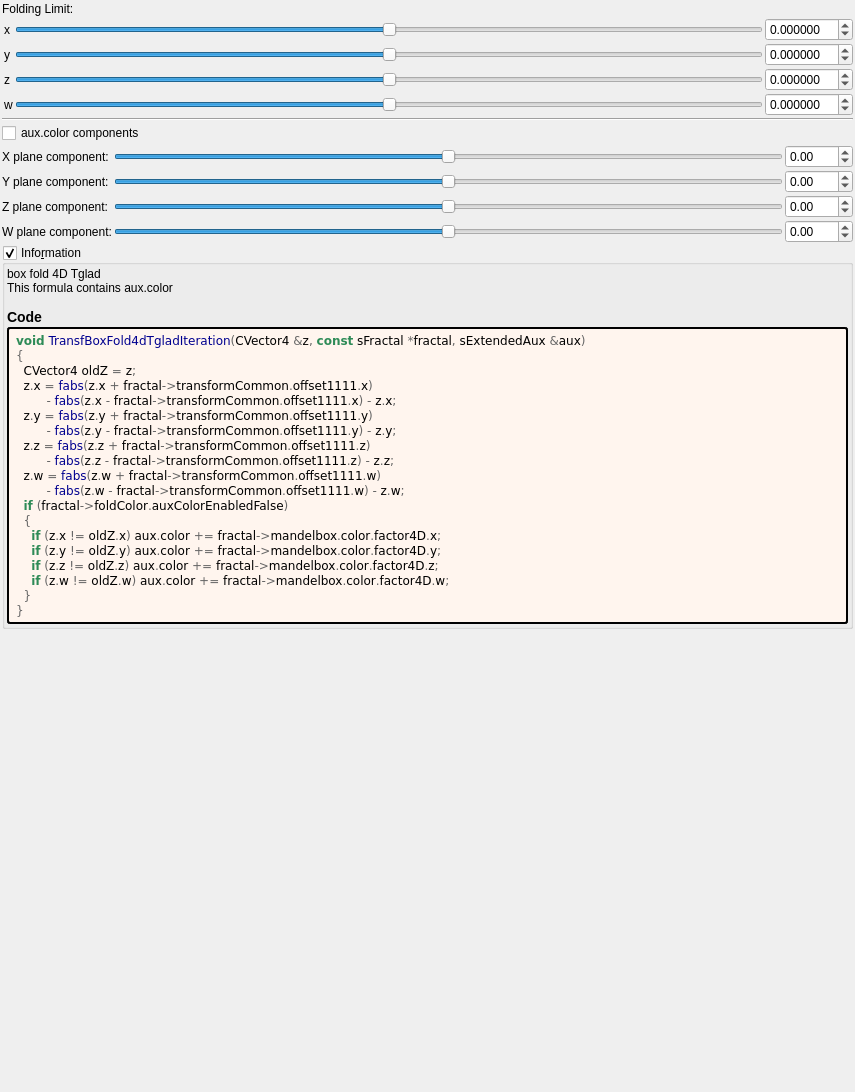
Old version of the form mandelbulber2/formula/ui/fractal_transf_box_fold4d_tglad.ui in the repository buddhi1980/mandelbulber2.
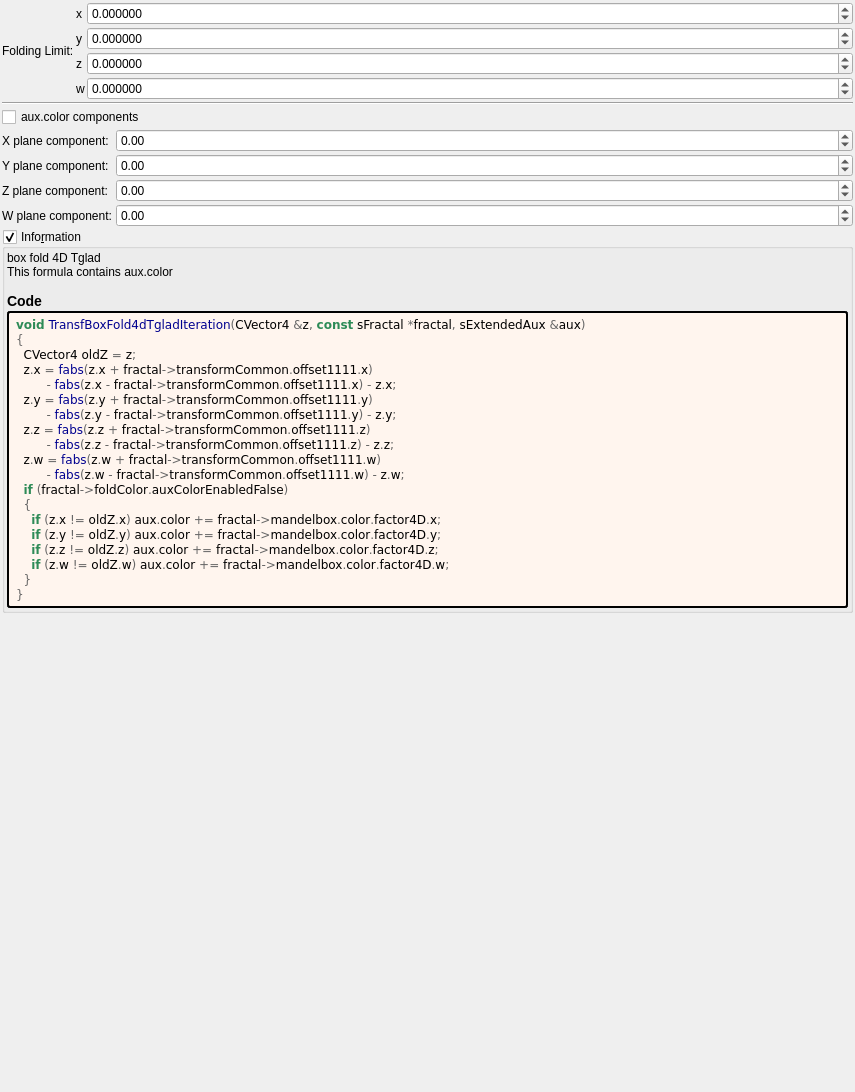
New version of the form. Custom widgets are drawn as their Qt base class.

Commit message: Cleaned up 18 UIs for fractal transforms

Patch:
```diff
--- a/mandelbulber2/formula/ui/fractal_transf_box_fold4d_tglad.ui
+++ b/mandelbulber2/formula/ui/fractal_transf_box_fold4d_tglad.ui
@@ -30,84 +30,12 @@
     <number>2</number>
    </property>
    <item>
-    <layout class="QGridLayout" name="gridLayout_64">
+    <layout class="QGridLayout" name="gridLayout_64" columnstretch="0,0,0,1">
      <property name="spacing">
       <number>2</number>
      </property>
-     <item row="6" column="3">
-      <widget class="QSlider" name="slider4_transf_offset_1111_w">
-       <property name="sizePolicy">
-        <sizepolicy hsizetype="Expanding" vsizetype="Maximum">
-         <horstretch>0</horstretch>
-         <verstretch>0</verstretch>
-        </sizepolicy>
-       </property>
-       <property name="minimum">
-        <number>-5000000</number>
-       </property>
-       <property name="maximum">
-        <number>5000000</number>
-       </property>
-       <property name="singleStep">
-        <number>1</number>
-       </property>
-       <property name="orientation">
-        <enum>Qt::Horizontal</enum>
-       </property>
-      </widget>
-     </item>
-     <item row="6" column="4">
-      <widget class="MyDoubleSpinBox" name="spinbox4_transf_offset_1111_w">
-       <property name="sizePolicy">
-        <sizepolicy hsizetype="Minimum" vsizetype="Maximum">
-         <horstretch>0</horstretch>
-         <verstretch>0</verstretch>
-        </sizepolicy>
-       </property>
-       <property name="prefix">
-        <string/>
-       </property>
-       <property name="suffix">
-        <string/>
-       </property>
-       <property name="decimals">
-        <number>6</number>
-       </property>
-       <property name="minimum">
-        <double>-99.989999999999995</double>
-       </property>
-       <property name="maximum">
-        <double>99.989999999999995</double>
-       </property>
-       <property name="singleStep">
-        <double>0.100000000000000</double>
-       </property>
-      </widget>
-     </item>
-     <item row="5" column="3">
-      <widget class="QSlider" name="slider4_transf_offset_1111_z">
-       <property name="sizePolicy">
-        <sizepolicy hsizetype="Expanding" vsizetype="Maximum">
-         <horstretch>0</horstretch>
-         <verstretch>0</verstretch>
-        </sizepolicy>
-       </property>
-       <property name="minimum">
-        <number>-5000000</number>
-       </property>
-       <property name="maximum">
-        <number>5000000</number>
-       </property>
-       <property name="singleStep">
-        <number>1</number>
-       </property>
-       <property name="orientation">
-        <enum>Qt::Horizontal</enum>
-       </property>
-      </widget>
-     </item>
-     <item row="3" column="4">
-      <widget class="MyDoubleSpinBox" name="spinbox4_transf_offset_1111_x">
+     <item row="1" column="3">
+      <widget class="MyDoubleSpinBox" name="spinbox4_transf_offset_1111_y">
        <property name="sizePolicy">
         <sizepolicy hsizetype="Minimum" vsizetype="Maximum">
          <horstretch>0</horstretch>
@@ -135,13 +63,20 @@
       </widget>
      </item>
      <item row="3" column="2">
-      <widget class="QLabel" name="label_118">
+      <widget class="QLabel" name="label_117">
        <property name="text">
-        <string notr="true">x</string>
+        <string notr="true">w</string>
        </property>
       </widget>
      </item>
-     <item row="5" column="2">
+     <item row="0" column="1" rowspan="4">
+      <widget class="QLabel" name="label_95">
+       <property name="text">
+        <string>Folding Limit:</string>
+       </property>
+      </widget>
+     </item>
+     <item row="2" column="2">
       <widget class="QLabel" name="label_119">
        <property name="text">
         <string notr="true">z</string>
@@ -149,133 +84,103 @@
       </widget>
      </item>
      <item row="3" column="3">
-      <widget class="QSlider" name="slider4_transf_offset_1111_x">
+      <widget class="MyDoubleSpinBox" name="spinbox4_transf_offset_1111_w">
        <property name="sizePolicy">
-        <sizepolicy hsizetype="Preferred" vsizetype="Preferred">
+        <sizepolicy hsizetype="Minimum" vsizetype="Maximum">
          <horstretch>0</horstretch>
          <verstretch>0</verstretch>
         </sizepolicy>
        </property>
+       <property name="prefix">
+        <string/>
+       </property>
+       <property name="suffix">
+        <string/>
+       </property>
+       <property name="decimals">
+        <number>6</number>
+       </property>
        <property name="minimum">
-        <number>-5000000</number>
+        <double>-99.989999999999995</double>
        </property>
        <property name="maximum">
-        <number>5000000</number>
+        <double>99.989999999999995</double>
        </property>
        <property name="singleStep">
         <number>1</number>
        </property>
-       <property name="orientation">
-        <enum>Qt::Horizontal</enum>
+      </widget>
+     </item>
+     <item row="0" column="2">
+      <widget class="QLabel" name="label_118">
+       <property name="text">
+        <string notr="true">x</string>
        </property>
       </widget>
      </item>
-     <item row="1" column="1" colspan="4">
-      <layout class="QGridLayout" name="gridLayout_75">
-       <property name="spacing">
-        <number>2</number>
+     <item row="2" column="3">
+      <widget class="MyDoubleSpinBox" name="spinbox4_transf_offset_1111_z">
+       <property name="sizePolicy">
+        <sizepolicy hsizetype="Minimum" vsizetype="Maximum">
+         <horstretch>0</horstretch>
+         <verstretch>0</verstretch>
+        </sizepolicy>
        </property>
-       <item row="0" column="0">
-        <widget class="QLabel" name="label_95">
-         <property name="text">
-          <string>Folding Limit:</string>
-         </property>
-        </widget>
-       </item>
-      </layout>
+       <property name="prefix">
+        <string/>
+       </property>
+       <property name="suffix">
+        <string/>
+       </property>
+       <property name="decimals">
+        <number>6</number>
+       </property>
+       <property name="minimum">
+        <double>-99.989999999999995</double>
+       </property>
+       <property name="maximum">
+        <double>99.989999999999995</double>
+       </property>
+       <property name="singleStep">
+        <double>0.100000000000000</double>
+       </property>
+      </widget>
      </item>
-     <item row="4" column="2">
+     <item row="0" column="3">
+      <widget class="MyDoubleSpinBox" name="spinbox4_transf_offset_1111_x">
+       <property name="sizePolicy">
+        <sizepolicy hsizetype="Minimum" vsizetype="Maximum">
+         <horstretch>0</horstretch>
+         <verstretch>0</verstretch>
+        </sizepolicy>
+       </property>
+       <property name="prefix">
+        <string/>
+       </property>
+       <property name="suffix">
+        <string/>
+       </property>
+       <property name="decimals">
+        <number>6</number>
+       </property>
+       <property name="minimum">
+        <double>-99.989999999999995</double>
+       </property>
+       <property name="maximum">
+        <double>99.989999999999995</double>
+       </property>
+       <property name="singleStep">
+        <double>0.100000000000000</double>
+       </property>
+      </widget>
+     </item>
+     <item row="1" column="2">
       <widget class="QLabel" name="label_116">
        <property name="text">
         <string notr="true">y</string>
        </property>
       </widget>
      </item>
-     <item row="5" column="4">
-      <widget class="MyDoubleSpinBox" name="spinbox4_transf_offset_1111_z">
-       <property name="sizePolicy">
-        <sizepolicy hsizetype="Minimum" vsizetype="Maximum">
-         <horstretch>0</horstretch>
-         <verstretch>0</verstretch>
-        </sizepolicy>
-       </property>
-       <property name="prefix">
-        <string/>
-       </property>
-       <property name="suffix">
-        <string/>
-       </property>
-       <property name="decimals">
-        <number>6</number>
-       </property>
-       <property name="minimum">
-        <double>-99.989999999999995</double>
-       </property>
-       <property name="maximum">
-        <double>99.989999999999995</double>
-       </property>
-       <property name="singleStep">
-        <double>0.100000000000000</double>
-       </property>
-      </widget>
-     </item>
-     <item row="4" column="3">
-      <widget class="QSlider" name="slider4_transf_offset_1111_y">
-       <property name="sizePolicy">
-        <sizepolicy hsizetype="Expanding" vsizetype="Maximum">
-         <horstretch>0</horstretch>
-         <verstretch>0</verstretch>
-        </sizepolicy>
-       </property>
-       <property name="minimum">
-        <number>-5000000</number>
-       </property>
-       <property name="maximum">
-        <number>5000000</number>
-       </property>
-       <property name="singleStep">
-        <number>1</number>
-       </property>
-       <property name="orientation">
-        <enum>Qt::Horizontal</enum>
-       </property>
-      </widget>
-     </item>
-     <item row="6" column="2">
-      <widget class="QLabel" name="label_117">
-       <property name="text">
-        <string notr="true">w</string>
-       </property>
-      </widget>
-     </item>
-     <item row="4" column="4">
-      <widget class="MyDoubleSpinBox" name="spinbox4_transf_offset_1111_y">
-       <property name="sizePolicy">
-        <sizepolicy hsizetype="Minimum" vsizetype="Maximum">
-         <horstretch>0</horstretch>
-         <verstretch>0</verstretch>
-        </sizepolicy>
-       </property>
-       <property name="prefix">
-        <string/>
-       </property>
-       <property name="suffix">
-        <string/>
-       </property>
-       <property name="decimals">
-        <number>6</number>
-       </property>
-       <property name="minimum">
-        <double>-99.989999999999995</double>
-       </property>
-       <property name="maximum">
-        <double>99.989999999999995</double>
-       </property>
-       <property name="singleStep">
-        <double>0.100000000000000</double>
-       </property>
-      </widget>
-     </item>
     </layout>
    </item>
    <item>
@@ -286,7 +191,7 @@
     </widget>
    </item>
    <item>
-    <layout class="QGridLayout" name="gridLayout_4">
+    <layout class="QGridLayout" name="gridLayout_4" columnstretch="0,0,1">
      <property name="spacing">
       <number>2</number>
      </property>
@@ -318,50 +223,6 @@
        </property>
       </widget>
      </item>
-     <item row="2" column="1">
-      <widget class="QSlider" name="slider4_mandelbox_color_4D_x">
-       <property name="sizePolicy">
-        <sizepolicy hsizetype="Expanding" vsizetype="Maximum">
-         <horstretch>0</horstretch>
-         <verstretch>0</verstretch>
-        </sizepolicy>
-       </property>
-       <property name="minimum">
-        <number>-500</number>
-       </property>
-       <property name="maximum">
-        <number>500</number>
-       </property>
-       <property name="singleStep">
-        <number>1</number>
-       </property>
-       <property name="orientation">
-        <enum>Qt::Horizontal</enum>
-       </property>
-      </widget>
-     </item>
-     <item row="3" column="1">
-      <widget class="QSlider" name="slider4_mandelbox_color_4D_y">
-       <property name="sizePolicy">
-        <sizepolicy hsizetype="Expanding" vsizetype="Maximum">
-         <horstretch>0</horstretch>
-         <verstretch>0</verstretch>
-        </sizepolicy>
-       </property>
-       <property name="minimum">
-        <number>-500</number>
-       </property>
-       <property name="maximum">
-        <number>500</number>
-       </property>
-       <property name="singleStep">
-        <number>1</number>
-       </property>
-       <property name="orientation">
-        <enum>Qt::Horizontal</enum>
-       </property>
-      </widget>
-     </item>
      <item row="5" column="2">
       <widget class="MyDoubleSpinBox" name="spinbox4_mandelbox_color_4D_w">
        <property name="sizePolicy">
@@ -390,28 +251,6 @@
        </property>
       </widget>
      </item>
-     <item row="5" column="1">
-      <widget class="QSlider" name="slider4_mandelbox_color_4D_w">
-       <property name="sizePolicy">
-        <sizepolicy hsizetype="Expanding" vsizetype="Maximum">
-         <horstretch>0</horstretch>
-         <verstretch>0</verstretch>
-        </sizepolicy>
-       </property>
-       <property name="minimum">
-        <number>-500</number>
-       </property>
-       <property name="maximum">
-        <number>500</number>
-       </property>
-       <property name="singleStep">
-        <number>1</number>
-       </property>
-       <property name="orientation">
-        <enum>Qt::Horizontal</enum>
-       </property>
-      </widget>
-     </item>
      <item row="5" column="0">
       <widget class="QLabel" name="label_30">
        <property name="text">
@@ -419,28 +258,6 @@
        </property>
       </widget>
      </item>
-     <item row="4" column="1">
-      <widget class="QSlider" name="slider4_mandelbox_color_4D_z">
-       <property name="sizePolicy">
-        <sizepolicy hsizetype="Expanding" vsizetype="Maximum">
-         <horstretch>0</horstretch>
-         <verstretch>0</verstretch>
-        </sizepolicy>
-       </property>
-       <property name="minimum">
-        <number>-500</number>
-       </property>
-       <property name="maximum">
-        <number>500</number>
-       </property>
-       <property name="singleStep">
-        <number>1</number>
-       </property>
-       <property name="orientation">
-        <enum>Qt::Horizontal</enum>
-       </property>
-      </widget>
-     </item>
      <item row="3" column="2">
       <widget class="MyDoubleSpinBox" name="spinbox4_mandelbox_color_4D_y">
        <property name="sizePolicy">
@@ -518,7 +335,7 @@
        </property>
       </widget>
      </item>
-     <item row="1" column="0" colspan="2">
+     <item row="1" column="0" colspan="3">
       <widget class="QCheckBox" name="checkBox_fold_color_aux_color_enabled_false">
        <property name="text">
         <string notr="true">aux.color components</string>
@@ -631,17 +448,17 @@
   </layout>
  </widget>
  <customwidgets>
+  <customwidget>
+   <class>MyDoubleSpinBox</class>
+   <extends>QDoubleSpinBox</extends>
+   <header>my_double_spin_box.h</header>
+  </customwidget>
   <customwidget>
    <class>MyGroupBox</class>
    <extends>QGroupBox</extends>
    <header>my_group_box.h</header>
    <container>1</container>
   </customwidget>
-  <customwidget>
-   <class>MyDoubleSpinBox</class>
-   <extends>QDoubleSpinBox</extends>
-   <header>my_double_spin_box.h</header>
-  </customwidget>
  </customwidgets>
  <tabstops>
   <tabstop>groupCheck_info</tabstop>
```
Left out of the diff: 4 changed lines with no effect on the pictures. The commit also changes 19 other files.
